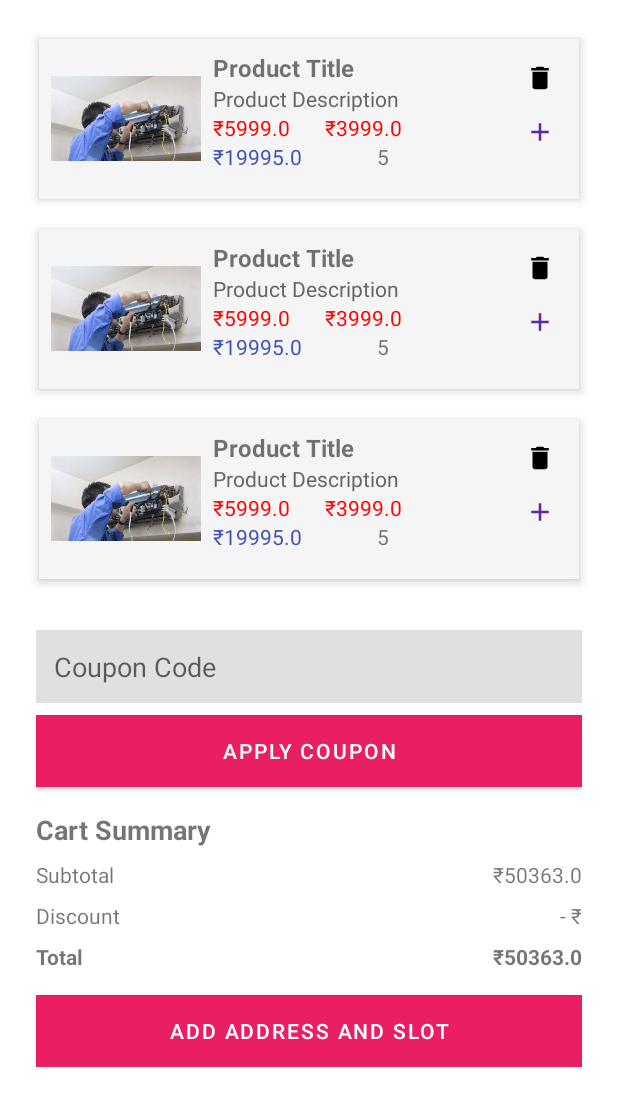
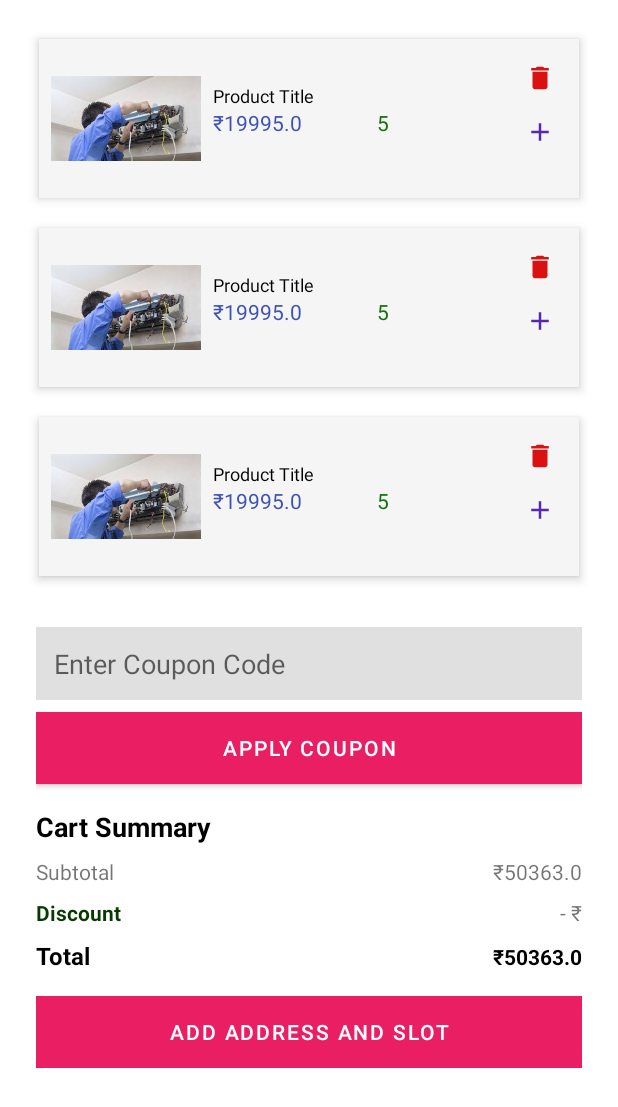
Before and after one commit to AkhleshKurmi/HoomDoot, an Android app: the layout fragment_cart.xml on its own in the app's theme, with its tools: preview values and no code run, on a phone screen of 412 x 824 dp. Shown: the top 1107 px of the screen. Run offline under Robolectric (Android 15) with nearby library versions, the phone set to English and light mode, and no system bars.

Commit message:
update ui

```diff
--- a/app/src/main/res/drawable/baseline_delete_24.xml
+++ b/app/src/main/res/drawable/baseline_delete_24.xml
@@ -1,4 +1,4 @@
-<vector xmlns:android="http://schemas.android.com/apk/res/android" android:height="24dp" android:tint="#000000" android:viewportHeight="24" android:viewportWidth="24" android:width="24dp">
+<vector xmlns:android="http://schemas.android.com/apk/res/android" android:height="24dp" android:tint="#DA1111" android:viewportHeight="24" android:viewportWidth="24" android:width="24dp">
 
     <path android:fillColor="@android:color/white" android:pathData="M6,19c0,1.1 0.9,2 2,2h8c1.1,0 2,-0.9 2,-2V7H6v12zM19,4h-3.5l-1,-1h-5l-1,1H5v2h14V4z"/>
 
--- a/app/src/main/res/layout/bottom_sheet_slot_layout.xml
+++ b/app/src/main/res/layout/bottom_sheet_slot_layout.xml
@@ -25,7 +25,7 @@
         android:id="@+id/tv_select_time"
         android:layout_width="wrap_content"
         android:layout_height="wrap_content"
-        android:text="Select start time of service"
+        android:text="Select Time Slot"
         android:textSize="16sp"
         android:textColor="@android:color/black"
         android:layout_marginTop="16dp" />
--- a/app/src/main/res/layout/cart_item_view.xml
+++ b/app/src/main/res/layout/cart_item_view.xml
@@ -17,21 +17,23 @@
         android:layout_width="wrap_content"
         android:layout_height="wrap_content"
         android:layout_weight="1"
+        android:layout_gravity="center"
         android:orientation="vertical"
         android:paddingStart="8dp">
 
         <TextView
             android:id="@+id/text_product_title"
             android:layout_width="wrap_content"
+            android:textColor="@color/black"
             android:layout_height="wrap_content"
             android:text="Product Title"
-            android:textSize="16sp"
-            android:textStyle="bold" />
+            android:textSize="12sp"/>
 
         <TextView
             android:id="@+id/text_product_description"
             android:layout_width="wrap_content"
             android:layout_height="wrap_content"
+            android:visibility="gone"
             android:text="Product Description"
             android:textColor="#666666"
             android:textSize="14sp" />
@@ -46,6 +48,7 @@
                 android:layout_width="wrap_content"
                 android:layout_height="wrap_content"
                 android:text="₹5999.0"
+                android:visibility="gone"
                 android:textColor="#FF0000"
                 android:textSize="14sp" />
 
@@ -54,6 +57,7 @@
                 android:layout_width="wrap_content"
                 android:layout_height="wrap_content"
                 android:text=" ₹3999.0"
+                android:visibility="gone"
                 android:layout_marginLeft="20dp"
                 android:textColor="#FF0000"
                 android:textSize="14sp" />
@@ -74,6 +78,7 @@
                 android:id="@+id/text_product_total"
                 android:layout_width="match_parent"
                 android:layout_height="30dp"
+                android:textColor="#127208"
                 android:text="5"
                 android:layout_marginLeft="50dp"
                 android:textSize="14sp"
--- a/app/src/main/res/layout/fragment_cart.xml
+++ b/app/src/main/res/layout/fragment_cart.xml
@@ -33,7 +33,7 @@
                 android:id="@+id/edit_text_coupon_code"
                 android:layout_width="match_parent"
                 android:layout_height="wrap_content"
-                android:hint="Coupon Code"
+                android:hint="Enter Coupon Code"
                 android:background="#E0E0E0"
                 android:padding="12dp" />
 
@@ -42,6 +42,7 @@
                 android:layout_width="match_parent"
                 android:layout_height="wrap_content"
                 android:text="Apply Coupon"
+                android:backgroundTint="#127208"
                 android:textColor="#FFFFFF"
                 android:background="#D32F2F"
                 android:layout_marginTop="8dp" />
@@ -51,6 +52,7 @@
                 android:layout_width="wrap_content"
                 android:layout_height="wrap_content"
                 android:text="Cart Summary"
+                android:textColor="@color/black"
                 android:textSize="18sp"
                 android:textStyle="bold"
                 android:layout_marginTop="16dp" />
@@ -64,6 +66,7 @@
                 <TextView
                     android:id="@+id/text_subtotal_label"
                     android:layout_width="0dp"
+
                     android:layout_height="wrap_content"
                     android:layout_weight="1"
                     android:text="Subtotal" />
@@ -86,6 +89,8 @@
                     android:layout_width="0dp"
                     android:layout_height="wrap_content"
                     android:layout_weight="1"
+                    android:textStyle="bold"
+                    android:textColor="#093903"
                     android:text="Discount" />
 
                 <TextView
@@ -107,6 +112,8 @@
                     android:layout_height="wrap_content"
                     android:layout_weight="1"
                     android:text="Total"
+                    android:textSize="16sp"
+                    android:textColor="@color/black"
                     android:textStyle="bold" />
 
                 <TextView
@@ -114,6 +121,7 @@
                     android:layout_width="wrap_content"
                     android:layout_height="wrap_content"
                     android:text="₹50363.0"
+                    android:textColor="@color/black"
                     android:textStyle="bold" />
             </LinearLayout>
 
--- a/app/src/main/res/layout/product_add_items.xml
+++ b/app/src/main/res/layout/product_add_items.xml
@@ -121,7 +121,7 @@
         android:layout_gravity="end"
         android:layout_marginRight="34dp"
         android:text="00.0"
-        android:textColor="#15BF02"
+        android:textColor="#127208"
         app:layout_constraintTop_toBottomOf="@id/btnPlus"
         app:layout_constraintRight_toLeftOf="@id/btnPlus"
         android:layout_marginTop="35dp" />
```
Also changed, not shown: app/src/main/res/layout/fragment_homedoot.xml (+7 -0 lines), app/src/main/res/drawable/homecleen.jpeg (added).
